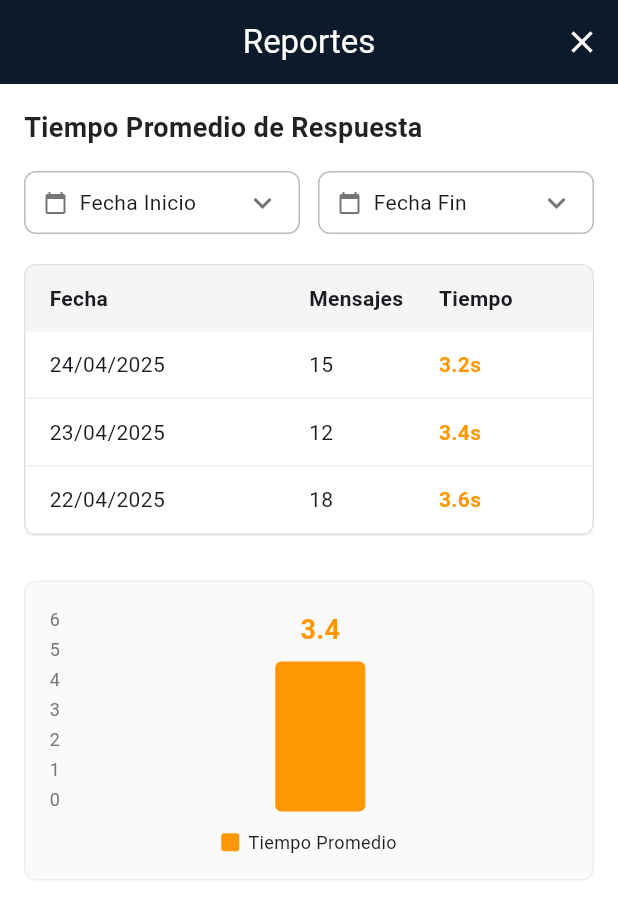
After one commit to josmeldev/txtscan, a Flutter app: the ReportsScreen screen opened directly, after a tap on an icon or button, on a phone screen of 412 x 824 dp. The commit adds this screen. Shown: the top 919 px of the screen. Run offline on Flutter 3.47's test engine with Material 3 defaults, Android fonts, the phone set to English and light mode, and no system bars; our stand-ins replace firebase_auth, firebase_core, firebase_database, firebase_messaging, flutter_spinkit; accounts and stored records are empty.

Commit message:
Add TiempoPromedioScreen: implement response time report with data table and bar chart

```diff
--- a/lib/screens/reports_screen.dart
+++ b/lib/screens/reports_screen.dart
@@ -1,6 +1,7 @@
 import 'package:flutter/material.dart';
 import 'falsos_positivos_screen.dart';
 import 'precision_screen.dart';
+import 'tiempo_promedio_screen.dart';
 
 class ReportsScreen extends StatelessWidget {
   const ReportsScreen({super.key});
@@ -66,11 +67,21 @@ class ReportsScreen extends StatelessWidget {
               Row(
                 children: [
                   Expanded(
-                    child: _buildStatCard(
-                      title: 'Tiempo\nPromedio de\nRespuesta',
-                      value: '3s',
-                      valueColor: Colors.green,
-                      backgroundColor: Colors.grey.shade100,
+                    child: GestureDetector(
+                      onTap: () {
+                        Navigator.push(
+                          context,
+                          MaterialPageRoute(
+                            builder: (context) => const TiempoPromedioScreen(),
+                          ),
+                        );
+                      },
+                      child: _buildStatCard(
+                        title: 'Tiempo\nPromedio de\nRespuesta',
+                        value: '3s',
+                        valueColor: Colors.green,
+                        backgroundColor: Colors.grey.shade100,
+                      ),
                     ),
                   ),
                   const SizedBox(width: 20),
--- /dev/null
+++ b/lib/screens/tiempo_promedio_screen.dart
@@ -0,0 +1,227 @@
+import 'package:flutter/material.dart';
+
+class TiempoPromedioScreen extends StatelessWidget {
+  const TiempoPromedioScreen({super.key});
+
+  @override
+  Widget build(BuildContext context) {
+    return Scaffold(
+      backgroundColor: Colors.white,
+      appBar: AppBar(
+        title: const Text('Reportes', style: TextStyle(color: Colors.white)),
+        backgroundColor: const Color(0xFF0D1A2A),
+        centerTitle: true,
+        leading: Container(), // Quitar el botón de back automático
+        actions: [
+          // Botón de cerrar en la esquina superior derecha
+          IconButton(
+            icon: const Icon(Icons.close, color: Colors.white, size: 24),
+            onPressed: () {
+              Navigator.of(context).pop();
+            },
+          ),
+        ],
+      ),
+      body: Padding(
+        padding: const EdgeInsets.all(16.0),
+        child: Column(
+          crossAxisAlignment: CrossAxisAlignment.start,
+          children: [
+            // Título principal
+            const Text(
+              'Tiempo Promedio de Respuesta',
+              style: TextStyle(
+                fontSize: 18,
+                fontWeight: FontWeight.bold,
+                color: Colors.black87,
+              ),
+            ),
+            const SizedBox(height: 16),
+
+            // Filtros de fecha
+            Row(
+              children: [
+                // Fecha Inicio
+                Expanded(
+                  child: Container(
+                    padding: const EdgeInsets.symmetric(horizontal: 12, vertical: 8),
+                    decoration: BoxDecoration(
+                      border: Border.all(color: Colors.grey.shade400),
+                      borderRadius: BorderRadius.circular(8),
+                    ),
+                    child: Row(
+                      children: [
+                        Icon(Icons.calendar_today, size: 16, color: Colors.grey.shade600),
+                        const SizedBox(width: 8),
+                        const Text('Fecha Inicio', style: TextStyle(fontSize: 14)),
+                        const Spacer(),
+                        Icon(Icons.keyboard_arrow_down, color: Colors.grey.shade600),
+                      ],
+                    ),
+                  ),
+                ),
+                const SizedBox(width: 12),
+                // Fecha Fin
+                Expanded(
+                  child: Container(
+                    padding: const EdgeInsets.symmetric(horizontal: 12, vertical: 8),
+                    decoration: BoxDecoration(
+                      border: Border.all(color: Colors.grey.shade400),
+                      borderRadius: BorderRadius.circular(8),
+                    ),
+                    child: Row(
+                      children: [
+                        Icon(Icons.calendar_today, size: 16, color: Colors.grey.shade600),
+                        const SizedBox(width: 8),
+                        const Text('Fecha Fin', style: TextStyle(fontSize: 14)),
+                        const Spacer(),
+                        Icon(Icons.keyboard_arrow_down, color: Colors.grey.shade600),
+                      ],
+                    ),
+                  ),
+                ),
+              ],
+            ),
+            const SizedBox(height: 20),
+
+            // Tabla de datos (igual que en precisión)
+            Container(
+              decoration: BoxDecoration(
+                border: Border.all(color: Colors.grey.shade300),
+                borderRadius: BorderRadius.circular(8),
+              ),
+              child: Column(
+                children: [
+                  // Header de la tabla
+                  Container(
+                    padding: const EdgeInsets.symmetric(vertical: 12, horizontal: 16),
+                    decoration: BoxDecoration(
+                      color: Colors.grey.shade100,
+                      borderRadius: const BorderRadius.only(
+                        topLeft: Radius.circular(8),
+                        topRight: Radius.circular(8),
+                      ),
+                    ),
+                    child: const Row(
+                      children: [
+                        Expanded(flex: 2, child: Text('Fecha', style: TextStyle(fontWeight: FontWeight.bold))),
+                        Expanded(child: Text('Mensajes', style: TextStyle(fontWeight: FontWeight.bold))),
+                        Expanded(child: Text('Tiempo', style: TextStyle(fontWeight: FontWeight.bold))),
+                      ],
+                    ),
+                  ),
+                  // Filas de datos
+                  _buildTableRow('24/04/2025', '15', '3.2s'),
+                  _buildTableRow('23/04/2025', '12', '3.4s'),
+                  _buildTableRow('22/04/2025', '18', '3.6s'),
+                ],
+              ),
+            ),
+            const SizedBox(height: 30),
+
+            // Gráfico de barras (simplificado)
+            Container(
+              height: 200,
+              padding: const EdgeInsets.all(16),
+              decoration: BoxDecoration(
+                color: Colors.grey.shade50,
+                borderRadius: BorderRadius.circular(8),
+                border: Border.all(color: Colors.grey.shade200),
+              ),
+              child: Column(
+                children: [
+                  // Eje Y (números)
+                  Expanded(
+                    child: Row(
+                      crossAxisAlignment: CrossAxisAlignment.end,
+                      children: [
+                        // Etiquetas del eje Y
+                        Column(
+                          mainAxisAlignment: MainAxisAlignment.spaceBetween,
+                          children: [
+                            Text('6', style: TextStyle(fontSize: 12, color: Colors.grey.shade600)),
+                            Text('5', style: TextStyle(fontSize: 12, color: Colors.grey.shade600)),
+                            Text('4', style: TextStyle(fontSize: 12, color: Colors.grey.shade600)),
+                            Text('3', style: TextStyle(fontSize: 12, color: Colors.grey.shade600)),
+                            Text('2', style: TextStyle(fontSize: 12, color: Colors.grey.shade600)),
+                            Text('1', style: TextStyle(fontSize: 12, color: Colors.grey.shade600)),
+                            Text('0', style: TextStyle(fontSize: 12, color: Colors.grey.shade600)),
+                          ],
+                        ),
+                        const SizedBox(width: 8),
+                        // Barra del gráfico (tiempo promedio)
+                        Expanded(
+                          child: Column(
+                            mainAxisAlignment: MainAxisAlignment.end,
+                            children: [
+                              // Número del promedio
+                              const Text(
+                                '3.4',
+                                style: TextStyle(
+                                  fontSize: 18,
+                                  fontWeight: FontWeight.bold,
+                                  color: Colors.orange,
+                                ),
+                              ),
+                              const SizedBox(height: 8),
+                              // Barra naranja
+                              Container(
+                                width: 60,
+                                height: 100,
+                                decoration: BoxDecoration(
+                                  color: Colors.orange,
+                                  borderRadius: BorderRadius.circular(4),
+                                ),
+                              ),
+                            ],
+                          ),
+                        ),
+                      ],
+                    ),
+                  ),
+                  const SizedBox(height: 12),
+                  // Leyenda
+                  Row(
+                    mainAxisAlignment: MainAxisAlignment.center,
+                    children: [
+                      Row(
+                        children: [
+                          Container(
+                            width: 12,
+                            height: 12,
+                            decoration: BoxDecoration(
+                              color: Colors.orange,
+                              borderRadius: BorderRadius.circular(2),
+                            ),
+                          ),
+                          const SizedBox(width: 6),
+                          const Text('Tiempo Promedio', style: TextStyle(fontSize: 12)),
+                        ],
+                      ),
+                    ],
+                  ),
+                ],
+              ),
+            ),
+          ],
+        ),
+      ),
+    );
+  }
+
+  Widget _buildTableRow(String fecha, String mensajes, String tiempo) {
+    return Container(
+      padding: const EdgeInsets.symmetric(vertical: 12, horizontal: 16),
+      decoration: BoxDecoration(
+        border: Border(bottom: BorderSide(color: Colors.grey.shade200)),
+      ),
+      child: Row(
+        children: [
+          Expanded(flex: 2, child: Text(fecha, style: const TextStyle(fontSize: 14))),
+          Expanded(child: Text(mensajes, style: const TextStyle(fontSize: 14))),
+          Expanded(child: Text(tiempo, style: const TextStyle(fontSize: 14, fontWeight: FontWeight.bold, color: Colors.orange))),
+        ],
+      ),
+    );
+  }
+}
```
